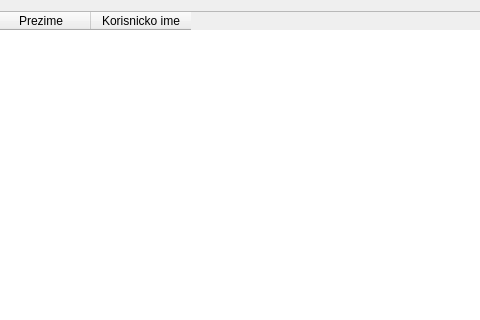
Old version of the form Vigor/POVI/empoyersview.ui in the repository Loptica23/POVI; both pictures show x 121 to 601 and y 0 to 320 of the 1055 by 648 pixel window.
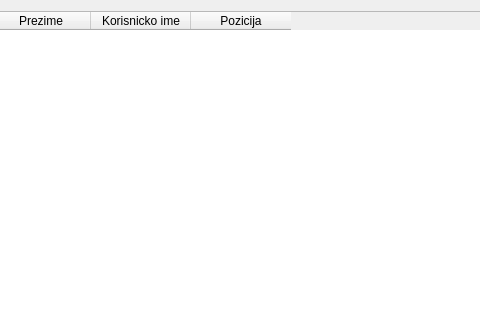
New version of the form.

What changed in the file:
```diff
--- a/Vigor/POVI/empoyersview.ui
+++ b/Vigor/POVI/empoyersview.ui
@@ -31,6 +31,11 @@
        <string>Korisnicko ime</string>
       </property>
      </column>
+     <column>
+      <property name="text">
+       <string>Pozicija</string>
+      </property>
+     </column>
     </widget>
    </item>
    <item>
```
